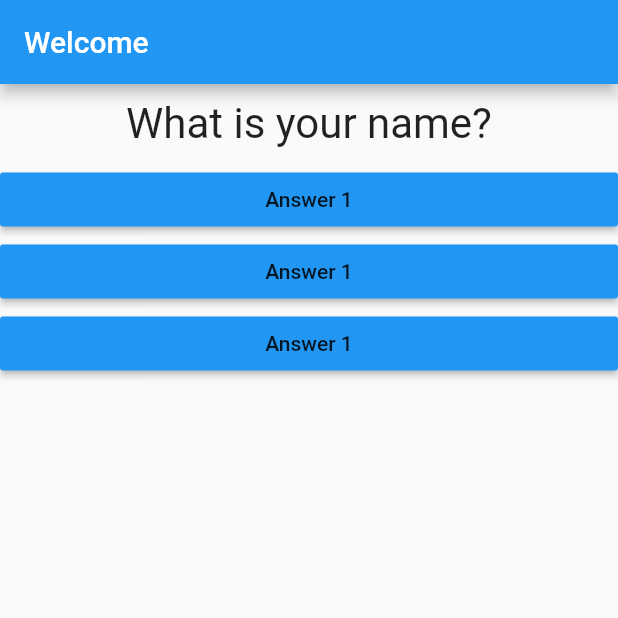
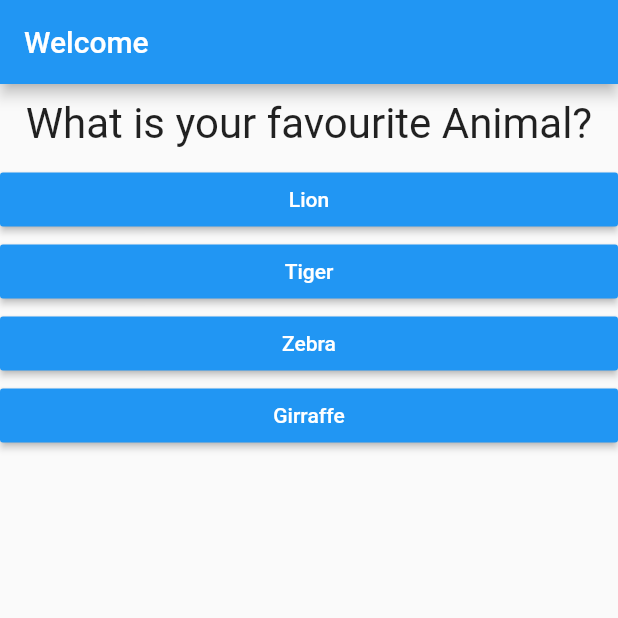
Before and after one commit to Devansh16/flutter_app, a Flutter app: the screen it shows after launch, on a phone screen of 412 x 824 dp, the top half of it. Run offline on Flutter 3.47's test engine with Material 2 defaults, Android fonts, the phone set to English and light mode, and no system bars.

Commit message:
Updated Code

```diff
--- a/lib/answer.dart
+++ b/lib/answer.dart
@@ -2,8 +2,9 @@ import 'package:flutter/material.dart';
 
 class Answer extends StatelessWidget {
   final Function selectHandler;
+  final String answerText;
 
-  Answer(this.selectHandler);
+  Answer(this.selectHandler, this.answerText);
 
   @override
   Widget build(BuildContext context) {
@@ -11,7 +12,8 @@ class Answer extends StatelessWidget {
       width: double.infinity,
       child: RaisedButton(
         color: Colors.blue,
-        child: Text('Answer 1'),
+        textColor: Colors.white,
+        child: Text(answerText),
         onPressed: selectHandler,
       ),
     );
--- a/lib/main.dart
+++ b/lib/main.dart
@@ -25,9 +25,18 @@ class _MyAppState extends State<MyApp> {
   @override
   Widget build(BuildContext context) {
     var questions = [
-      "What is your name?",
-      "What is your age?",
-      "What is your EMAIL ID?",
+      {
+        'questionText': "What is your favourite Animal?",
+        'answers': ['Lion', 'Tiger', 'Zebra', 'Girraffe'],
+      },
+      {
+        'questionText': "What is your favourite Color?",
+        'answers': ['Red', 'Blue', 'Green', 'Yellow'],
+      },
+      {
+        'questionText': "Which one of these is gonna be a billionaire?",
+        'answers': ['Devansh', 'Devansh', 'Devansh', 'Devansh'],
+      }
     ];
     return MaterialApp(
       home: Scaffold(
@@ -36,10 +45,13 @@ class _MyAppState extends State<MyApp> {
         ),
         body: Column(
           children: [
-            Question(questions[_questionIndex]),
-            Answer(_answerQuestion),
-            Answer(_answerQuestion),
-            Answer(_answerQuestion),
+            Question(
+              questions[_questionIndex]['questionText'],
+            ),
+            ...(questions[_questionIndex]['answers'] as List<String>)
+                .map((answer) {
+              return Answer(_answerQuestion, answer);
+            }).toList()
           ],
         ),
       ),
```
